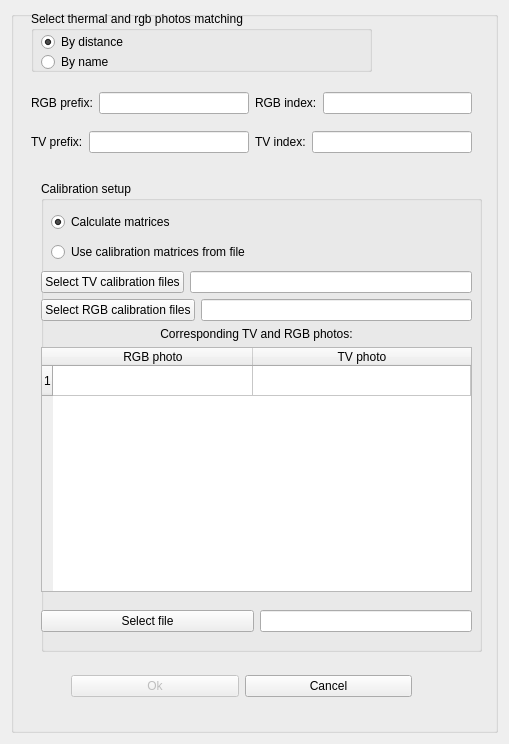
The window that qt/dialog.ui (Aspirisha/Thermal_vision) describes before a commit, drawn with Qt 5.
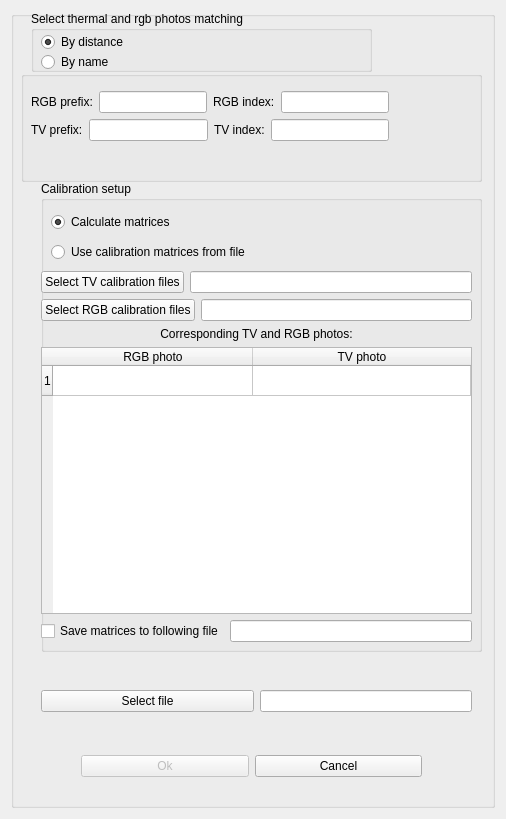
The same window after the commit.

The edit to the form file:
```diff
--- a/qt/dialog.ui
+++ b/qt/dialog.ui
@@ -6,86 +6,27 @@
    <rect>
     <x>0</x>
     <y>0</y>
-    <width>509</width>
-    <height>744</height>
+    <width>506</width>
+    <height>819</height>
    </rect>
   </property>
   <property name="windowTitle">
    <string>Thermal texturing</string>
   </property>
-  <layout class="QVBoxLayout" name="verticalLayout">
-   <item>
     <layout class="QGridLayout" name="gridLayout">
      <item row="0" column="0">
       <widget class="QGroupBox" name="groupBox">
        <property name="title">
         <string/>
        </property>
-       <widget class="QWidget" name="gridLayoutWidget">
-        <property name="geometry">
-         <rect>
-          <x>20</x>
-          <y>70</y>
-          <width>441</width>
-          <height>85</height>
-         </rect>
-        </property>
-        <layout class="QGridLayout" name="by_name_options_layout">
-         <item row="1" column="0">
-          <layout class="QHBoxLayout" name="horizontalLayout">
-           <item>
-            <widget class="QLabel" name="rgb_index_label">
-             <property name="text">
-              <string>TV prefix:</string>
-             </property>
-            </widget>
-           </item>
-           <item>
-            <widget class="QLineEdit" name="rgb_prefix_edit"/>
-           </item>
-           <item>
-            <widget class="QLabel" name="rgb_prefix_label">
-             <property name="text">
-              <string>TV index:</string>
-             </property>
-            </widget>
-           </item>
-           <item>
-            <widget class="QLineEdit" name="rgb_index_edit"/>
-           </item>
-          </layout>
-         </item>
-         <item row="0" column="0">
-          <layout class="QHBoxLayout" name="horizontalLayout_2">
-           <item>
-            <widget class="QLabel" name="tv_index_label">
-             <property name="text">
-              <string>RGB prefix:</string>
-             </property>
-            </widget>
-           </item>
-           <item>
-            <widget class="QLineEdit" name="tv_prefix_edit"/>
-           </item>
-           <item>
-            <widget class="QLabel" name="tv_prefix_label">
-             <property name="text">
-              <string>RGB index:</string>
-             </property>
-            </widget>
-           </item>
-           <item>
-            <widget class="QLineEdit" name="tv_index_edit"/>
-           </item>
-          </layout>
-         </item>
-        </layout>
-       </widget>
+       <property name="flat">
+        <bool>true</bool>
+       </property>
        <widget class="QWidget" name="horizontalLayoutWidget_2">
         <property name="geometry">
          <rect>
-          <x>60</x>
-          <y>650</y>
+          <x>70</x>
+          <y>730</y>
           <width>341</width>
           <height>51</height>
          </rect>
@@ -147,7 +88,7 @@
            <x>0</x>
            <y>90</y>
            <width>431</width>
-           <height>321</height>
+           <height>371</height>
           </rect>
          </property>
          <layout class="QVBoxLayout" name="calculate_matrices_opt_layout">
@@ -225,33 +166,23 @@
             </column>
            </widget>
           </item>
-         </layout>
-        </widget>
-        <widget class="QWidget" name="horizontalLayoutWidget">
-         <property name="geometry">
-          <rect>
-           <x>0</x>
-           <y>420</y>
-           <width>431</width>
-           <height>41</height>
-          </rect>
-         </property>
-         <layout class="QHBoxLayout" name="calibration_file_options_layout">
           <item>
-           <widget class="QPushButton" name="select_calibration_file_button">
-            <property name="sizePolicy">
-             <sizepolicy hsizetype="MinimumExpanding" vsizetype="Fixed">
-              <horstretch>0</horstretch>
-              <verstretch>0</verstretch>
-             </sizepolicy>
-            </property>
-            <property name="text">
-             <string>Select file</string>
-            </property>
-           </widget>
-          </item>
-          <item>
-           <widget class="QLineEdit" name="select_calibration_file_edit"/>
+           <layout class="QHBoxLayout" name="calibration_file_options_layout_3">
+            <item>
+             <widget class="QCheckBox" name="save_matrices_checkbox">
+              <property name="text">
+               <string>Save matrices to following file</string>
+              </property>
+             </widget>
+            </item>
+            <item>
+             <widget class="QLineEdit" name="save_matrices_file_edit">
+              <property name="text">
+               <string/>
+              </property>
+             </widget>
+            </item>
+           </layout>
           </item>
          </layout>
         </widget>
@@ -311,7 +242,114 @@
          </property>
         </widget>
        </widget>
-       <zorder>gridLayoutWidget</zorder>
+       <widget class="QGroupBox" name="groupBox_4">
+        <property name="geometry">
+         <rect>
+          <x>10</x>
+          <y>60</y>
+          <width>461</width>
+          <height>111</height>
+         </rect>
+        </property>
+        <property name="title">
+         <string/>
+        </property>
+        <widget class="QWidget" name="gridLayoutWidget">
+         <property name="geometry">
+          <rect>
+           <x>10</x>
+           <y>20</y>
+           <width>441</width>
+           <height>85</height>
+          </rect>
+         </property>
+         <layout class="QGridLayout" name="by_name_options_layout">
+          <property name="sizeConstraint">
+           <enum>QLayout::SetFixedSize</enum>
+          </property>
+          <item row="1" column="0">
+           <layout class="QHBoxLayout" name="horizontalLayout">
+            <item>
+             <widget class="QLabel" name="rgb_index_label">
+              <property name="text">
+               <string>TV prefix:</string>
+              </property>
+             </widget>
+            </item>
+            <item>
+             <widget class="QLineEdit" name="rgb_prefix_edit"/>
+            </item>
+            <item>
+             <widget class="QLabel" name="rgb_prefix_label">
+              <property name="text">
+               <string>TV index:</string>
+              </property>
+             </widget>
+            </item>
+            <item>
+             <widget class="QLineEdit" name="rgb_index_edit"/>
+            </item>
+           </layout>
+          </item>
+          <item row="0" column="0">
+           <layout class="QHBoxLayout" name="horizontalLayout_2">
+            <item>
+             <widget class="QLabel" name="tv_index_label">
+              <property name="text">
+               <string>RGB prefix:</string>
+              </property>
+             </widget>
+            </item>
+            <item>
+             <widget class="QLineEdit" name="tv_prefix_edit"/>
+            </item>
+            <item>
+             <widget class="QLabel" name="tv_prefix_label">
+              <property name="text">
+               <string>RGB index:</string>
+              </property>
+             </widget>
+            </item>
+            <item>
+             <widget class="QLineEdit" name="tv_index_edit"/>
+            </item>
+           </layout>
+          </item>
+         </layout>
+        </widget>
+        <zorder>gridLayoutWidget</zorder>
+        <zorder>groupBox</zorder>
+        <zorder>gridLayoutWidget</zorder>
+       </widget>
+       <widget class="QWidget" name="horizontalLayoutWidget">
+        <property name="geometry">
+         <rect>
+          <x>30</x>
+          <y>670</y>
+          <width>431</width>
+          <height>41</height>
+         </rect>
+        </property>
+        <layout class="QHBoxLayout" name="calibration_file_options_layout">
+         <item>
+          <widget class="QPushButton" name="select_calibration_file_button">
+           <property name="sizePolicy">
+            <sizepolicy hsizetype="MinimumExpanding" vsizetype="Fixed">
+             <horstretch>0</horstretch>
+             <verstretch>0</verstretch>
+            </sizepolicy>
+           </property>
+           <property name="text">
+            <string>Select file</string>
+           </property>
+          </widget>
+         </item>
+         <item>
+          <widget class="QLineEdit" name="select_calibration_file_edit"/>
+         </item>
+        </layout>
+       </widget>
+       <zorder>groupBox_4</zorder>
        <zorder>horizontalLayoutWidget_2</zorder>
        <zorder>groupBox</zorder>
        <zorder>groupBox</zorder>
@@ -319,8 +357,6 @@
       </widget>
      </item>
     </layout>
-   </item>
-  </layout>
  </widget>
  <resources/>
  <connections>
```
Left out of the diff: 1 changed line with no effect on the pictures.
